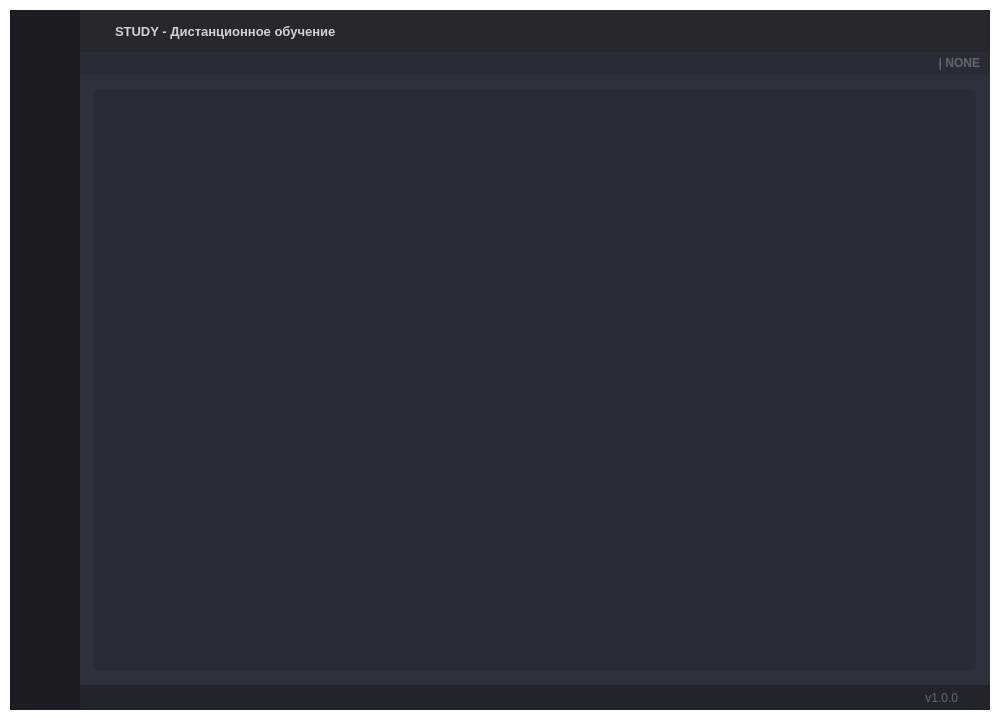
The window that ui_main.ui (DanissimoDanon/Danissimo) describes before a commit, drawn with Qt 5.
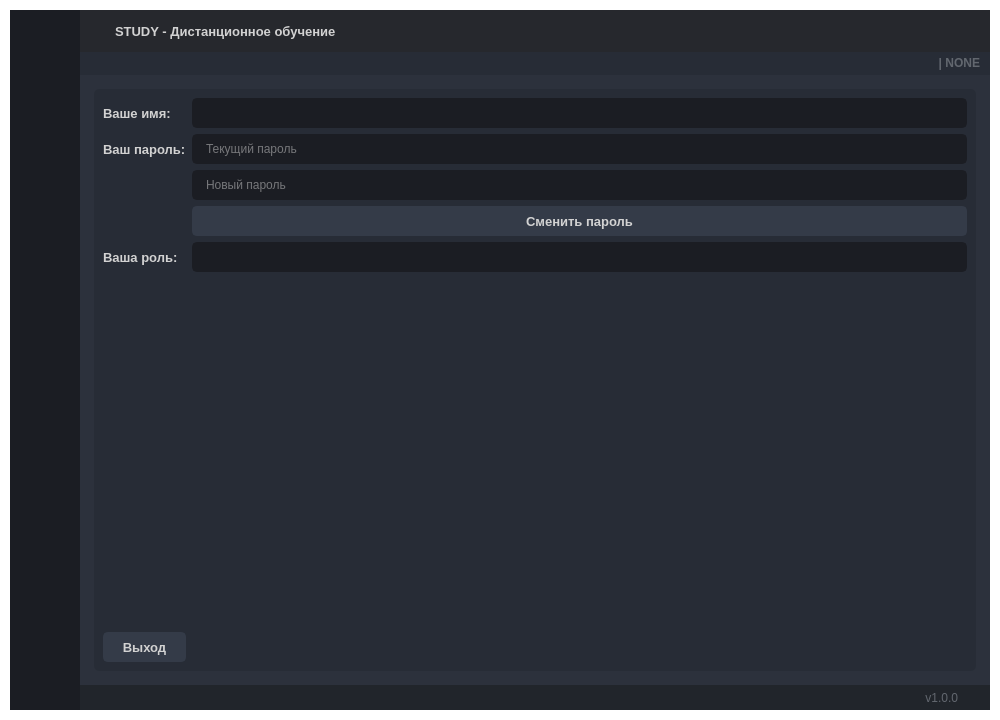
The same window after the commit. The open tabs and pages were chosen to show the change. Icons and pictures are not drawn.

```diff
--- a/ui_main.ui
+++ b/ui_main.ui
@@ -558,6 +558,12 @@
 }</string>
   </property>
   <widget class="QWidget" name="centralwidget">
+   <property name="font">
+    <font>
+     <family>Segoe UI</family>
+     <pointsize>10</pointsize>
+    </font>
+   </property>
    <property name="styleSheet">
     <string notr="true">background: transparent;
 color: rgb(210, 210, 210);</string>
@@ -1564,7 +1570,276 @@
                       </property>
                       <layout class="QVBoxLayout" name="verticalLayout_11">
                        <item>
-                        <layout class="QGridLayout" name="gridLayout_2"/>
+                        <layout class="QGridLayout" name="gridLayout_2">
+                         <item row="1" column="2">
+                          <widget class="QLineEdit" name="edit_profile_name">
+                           <property name="minimumSize">
+                            <size>
+                             <width>0</width>
+                             <height>30</height>
+                            </size>
+                           </property>
+                           <property name="font">
+                            <font>
+                             <family>Segoe UI</family>
+                             <pointsize>10</pointsize>
+                            </font>
+                           </property>
+                           <property name="styleSheet">
+                            <string notr="true">QLineEdit {
+	background-color: rgb(27, 29, 35);
+	border-radius: 5px;
+	border: 2px solid rgb(27, 29, 35);
+	padding-left: 10px;
+}
+QLineEdit:hover {
+	border: 2px solid rgb(64, 71, 88);
+}
+QLineEdit:focus {
+	border: 2px solid rgb(91, 101, 124);
+}</string>
+                           </property>
+                           <property name="readOnly">
+                            <bool>true</bool>
+                           </property>
+                           <property name="placeholderText">
+                            <string/>
+                           </property>
+                          </widget>
+                         </item>
+                         <item row="4" column="2">
+                          <widget class="QPushButton" name="btn_profile_resetPass">
+                           <property name="minimumSize">
+                            <size>
+                             <width>150</width>
+                             <height>30</height>
+                            </size>
+                           </property>
+                           <property name="font">
+                            <font>
+                             <family>Segoe UI</family>
+                             <pointsize>10</pointsize>
+                             <weight>75</weight>
+                             <bold>true</bold>
+                            </font>
+                           </property>
+                           <property name="styleSheet">
+                            <string notr="true">QPushButton {
+	border: 2px solid rgb(52, 59, 72);
+	border-radius: 5px;	
+	background-color: rgb(52, 59, 72);
+}
+QPushButton:hover {
+	background-color: rgb(57, 65, 80);
+	border: 2px solid rgb(61, 70, 86);
+}
+QPushButton:pressed {	
+	background-color: rgb(35, 40, 49);
+	border: 2px solid rgb(43, 50, 61);
+}</string>
+                           </property>
+                           <property name="text">
+                            <string>Сменить пароль</string>
+                           </property>
+                          </widget>
+                         </item>
+                         <item row="1" column="0">
+                          <widget class="QLabel" name="label_profile_name">
+                           <property name="font">
+                            <font>
+                             <family>Segoe UI</family>
+                             <pointsize>10</pointsize>
+                             <weight>75</weight>
+                             <bold>true</bold>
+                            </font>
+                           </property>
+                           <property name="styleSheet">
+                            <string notr="true">background: transparent;
+</string>
+                           </property>
+                           <property name="text">
+                            <string>Ваше имя:</string>
+                           </property>
+                          </widget>
+                         </item>
+                         <item row="5" column="0">
+                          <widget class="QLabel" name="label_profile_role">
+                           <property name="font">
+                            <font>
+                             <family>Segoe UI</family>
+                             <pointsize>10</pointsize>
+                             <weight>75</weight>
+                             <bold>true</bold>
+                            </font>
+                           </property>
+                           <property name="styleSheet">
+                            <string notr="true">background: transparent;
+</string>
+                           </property>
+                           <property name="text">
+                            <string>Ваша роль:</string>
+                           </property>
+                          </widget>
+                         </item>
+                         <item row="2" column="2">
+                          <widget class="QLineEdit" name="edit_profile_pass">
+                           <property name="minimumSize">
+                            <size>
+                             <width>0</width>
+                             <height>30</height>
+                            </size>
+                           </property>
+                           <property name="styleSheet">
+                            <string notr="true">QLineEdit {
+	background-color: rgb(27, 29, 35);
+	border-radius: 5px;
+	border: 2px solid rgb(27, 29, 35);
+	padding-left: 10px;
+}
+QLineEdit:hover {
+	border: 2px solid rgb(64, 71, 88);
+}
+QLineEdit:focus {
+	border: 2px solid rgb(91, 101, 124);
+}</string>
+                           </property>
+                           <property name="echoMode">
+                            <enum>QLineEdit::Password</enum>
+                           </property>
+                           <property name="placeholderText">
+                            <string>Текущий пароль</string>
+                           </property>
+                          </widget>
+                         </item>
+                         <item row="3" column="2">
+                          <widget class="QLineEdit" name="edit_profile_newPass">
+                           <property name="minimumSize">
+                            <size>
+                             <width>0</width>
+                             <height>30</height>
+                            </size>
+                           </property>
+                           <property name="styleSheet">
+                            <string notr="true">QLineEdit {
+	background-color: rgb(27, 29, 35);
+	border-radius: 5px;
+	border: 2px solid rgb(27, 29, 35);
+	padding-left: 10px;
+}
+QLineEdit:hover {
+	border: 2px solid rgb(64, 71, 88);
+}
+QLineEdit:focus {
+	border: 2px solid rgb(91, 101, 124);
+}</string>
+                           </property>
+                           <property name="echoMode">
+                            <enum>QLineEdit::Password</enum>
+                           </property>
+                           <property name="placeholderText">
+                            <string>Новый пароль</string>
+                           </property>
+                          </widget>
+                         </item>
+                         <item row="7" column="0">
+                          <spacer name="verticalSpacer">
+                           <property name="orientation">
+                            <enum>Qt::Vertical</enum>
+                           </property>
+                           <property name="sizeHint" stdset="0">
+                            <size>
+                             <width>20</width>
+                             <height>40</height>
+                            </size>
+                           </property>
+                          </spacer>
+                         </item>
+                         <item row="5" column="2">
+                          <widget class="QLineEdit" name="edit_profile_role">
+                           <property name="minimumSize">
+                            <size>
+                             <width>0</width>
+                             <height>30</height>
+                            </size>
+                           </property>
+                           <property name="styleSheet">
+                            <string notr="true">QLineEdit {
+	background-color: rgb(27, 29, 35);
+	border-radius: 5px;
+	border: 2px solid rgb(27, 29, 35);
+	padding-left: 10px;
+}
+QLineEdit:hover {
+	border: 2px solid rgb(64, 71, 88);
+}
+QLineEdit:focus {
+	border: 2px solid rgb(91, 101, 124);
+}</string>
+                           </property>
+                           <property name="readOnly">
+                            <bool>true</bool>
+                           </property>
+                           <property name="placeholderText">
+                            <string/>
+                           </property>
+                          </widget>
+                         </item>
+                         <item row="2" column="0">
+                          <widget class="QLabel" name="label_profile_pass">
+                           <property name="font">
+                            <font>
+                             <family>Segoe UI</family>
+                             <pointsize>10</pointsize>
+                             <weight>75</weight>
+                             <bold>true</bold>
+                            </font>
+                           </property>
+                           <property name="styleSheet">
+                            <string notr="true">background: transparent;
+</string>
+                           </property>
+                           <property name="text">
+                            <string>Ваш пароль:</string>
+                           </property>
+                          </widget>
+                         </item>
+                         <item row="8" column="0">
+                          <widget class="QPushButton" name="btn_profile_exit">
+                           <property name="minimumSize">
+                            <size>
+                             <width>50</width>
+                             <height>30</height>
+                            </size>
+                           </property>
+                           <property name="font">
+                            <font>
+                             <family>Segoe UI</family>
+                             <pointsize>10</pointsize>
+                             <weight>75</weight>
+                             <bold>true</bold>
+                            </font>
+                           </property>
+                           <property name="styleSheet">
+                            <string notr="true">QPushButton {
+	border: 2px solid rgb(52, 59, 72);
+	border-radius: 5px;	
+	background-color: rgb(52, 59, 72);
+}
+QPushButton:hover {
+	background-color: rgb(57, 65, 80);
+	border: 2px solid rgb(61, 70, 86);
+}
+QPushButton:pressed {	
+	background-color: rgb(35, 40, 49);
+	border: 2px solid rgb(43, 50, 61);
+}</string>
+                           </property>
+                           <property name="text">
+                            <string>Выход</string>
+                           </property>
+                          </widget>
+                         </item>
+                        </layout>
                        </item>
                       </layout>
                      </widget>
```
Left out of the diff: 107 changed lines with no effect on the pictures.
